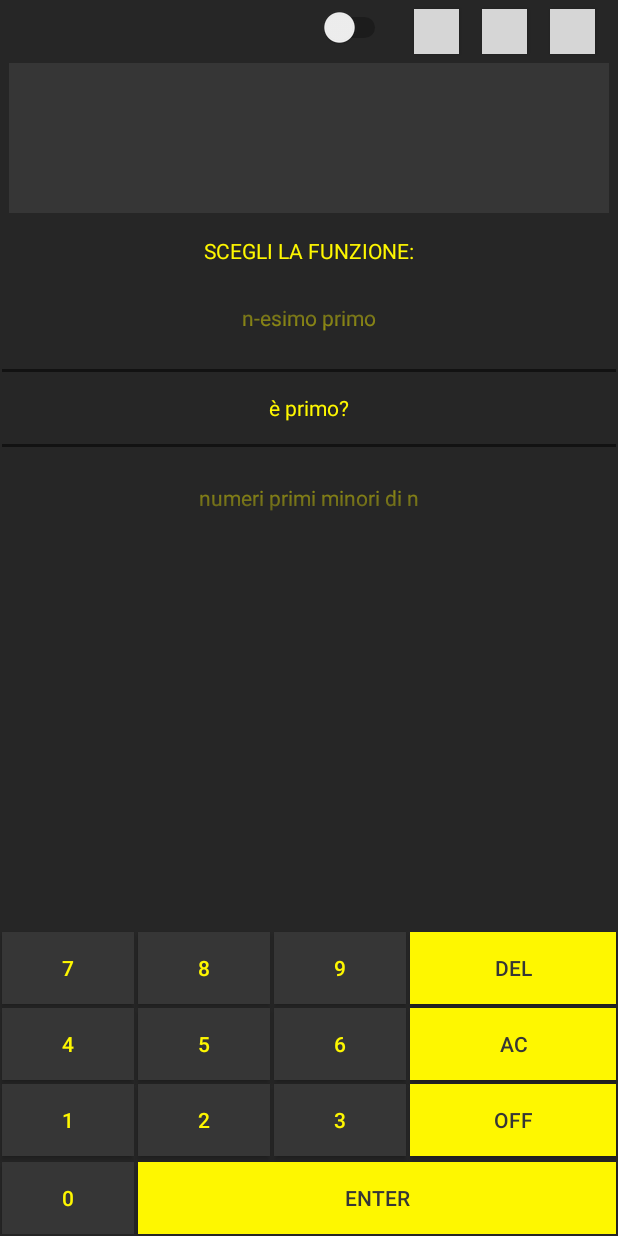
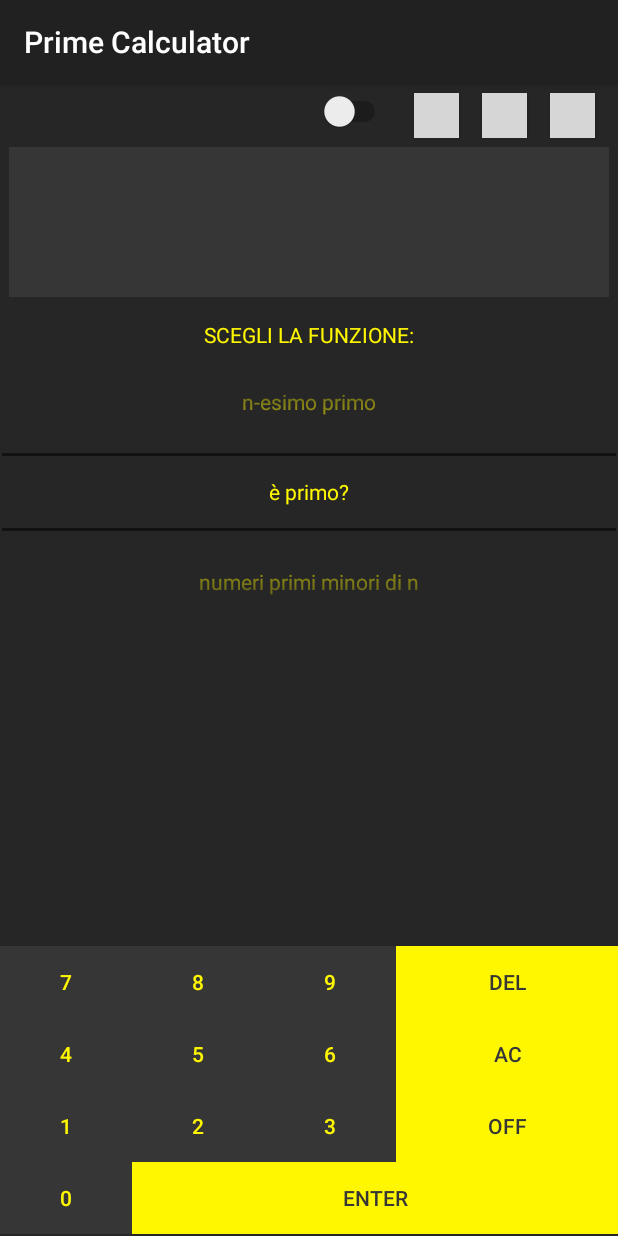
Before and after one commit to AdrianoMorini/PrimeCalculator, an Android app: the screen it shows after launch (MainActivity), after a tap on "AC", on a phone screen of 412 x 824 dp. Run offline under Robolectric (Android 15) with nearby library versions, the phone set to English and light mode, and no system bars; 1 statement that could not run was skipped; 2 other taps on this screen came first; grey boxes are pictures that could not be loaded.

Commit message:
Initial commit

```diff
--- a/app/src/main/AndroidManifest.xml
+++ b/app/src/main/AndroidManifest.xml
@@ -8,7 +8,7 @@
         android:label="@string/app_name"
         android:roundIcon="@mipmap/ic_launcher_round"
         android:supportsRtl="true"
-        android:theme="@style/Theme.AppCompat.DayNight.NoActionBar">
+        android:theme="@style/Theme.AppCompat.DayNight.DarkActionBar">
         <activity
             android:name=".MainActivity"
             android:screenOrientation="portrait">
--- a/app/src/main/java/it/ticandtac/primecalculator/MainActivity.java
+++ b/app/src/main/java/it/ticandtac/primecalculator/MainActivity.java
@@ -2,32 +2,45 @@ package it.ticandtac.primecalculator;
 
 
 import android.content.Context;
-import android.content.Intent;
 import android.content.SharedPreferences;
 import android.graphics.Typeface;
+import android.media.MediaPlayer;
 import android.support.v7.app.AppCompatActivity;
 import android.os.Bundle;
 import android.text.Editable;
 import android.text.InputFilter;
 import android.text.InputType;
 import android.text.method.ArrowKeyMovementMethod;
-import android.view.Menu;
-import android.view.MenuInflater;
-import android.view.MenuItem;
 import android.view.View;
 import android.view.inputmethod.EditorInfo;
 import android.view.inputmethod.InputConnection;
 import android.widget.EditText;
 import android.widget.NumberPicker;
+import android.widget.Switch;
 import android.widget.TextView;
 
 public class MainActivity extends AppCompatActivity {
 
 
+    private Switch switch_;
     NumberPicker picker = null;
-    public static final String sndOnOff = "sONOff";
-    public static final String SHARED_PREFS = "shared_Prefs";
-    private boolean OnOff;
+
+    public  static MediaPlayer getBeepSound() {
+        return beepSound;
+    }
+
+    private  static MediaPlayer beepSound;
+
+
+    public static boolean isOnOff() {
+        return OnOff;
+    }
+
+
+
+    private static boolean OnOff;
+    public static final String SHARED_PREFS = "sharedPrefs";
+    public static final String SWITCH = "switch_";
 
     public static EditText getEtNumber1() {
         return etNumber1;
@@ -57,6 +70,8 @@ public class MainActivity extends AppCompatActivity {
 
         mainActContx = this;
 
+        beepSound = MediaPlayer.create(this, R.raw.beep_);
+
         tvResult = findViewById(R.id.TVResult);
         etNumber1 = findViewById(R.id.etNumber);
 
@@ -74,6 +89,7 @@ public class MainActivity extends AppCompatActivity {
         });
 
 
+        switch_ = (Switch) findViewById(R.id.sound);
         TVres = findViewById(R.id.TVResult);
 
 
@@ -128,37 +144,37 @@ public class MainActivity extends AppCompatActivity {
         });
 
 
+
+        loadData();
+        updateViews();
+
+        switch_.setOnClickListener(new View.OnClickListener() {
+            @Override
+            public void onClick(View v) {
+                OnOff = switch_.isChecked();
+                saveData();
+            }
+        });
     }
 
     public void saveData(){
-        SharedPreferences sharedPreferences = getSharedPreferences(SHARED_PREFS,MODE_PRIVATE);
+        SharedPreferences sharedPreferences = getSharedPreferences(SHARED_PREFS, MODE_PRIVATE);
         SharedPreferences.Editor editor = sharedPreferences.edit();
+        editor.putBoolean(SWITCH, switch_.isChecked());
+        editor.apply();
 
-        editor.putBoolean(sndOnOff, OnOff);
-        editor.apply();
-     }
-
+    }
 
     public void loadData(){
-        SharedPreferences sharedPreferences = getSharedPreferences(SHARED_PREFS,MODE_PRIVATE);
-        OnOff = sharedPreferences.getBoolean(sndOnOff, true);
+        SharedPreferences sharedPreferences = getSharedPreferences(SHARED_PREFS, MODE_PRIVATE);
+        OnOff = sharedPreferences.getBoolean(SWITCH, true);
 
     }
 
     public void updateViews(){
-
-
-
+        switch_.setChecked(OnOff);
 
     }
-
-    @Override
-    public boolean onCreateOptionsMenu(Menu menu) {
-        MenuInflater inflater = getMenuInflater();
-        inflater.inflate(R.menu.menu_, menu);
-        return true;
-    }
-
 
 
     public static TextView getTVres() {
--- a/app/src/main/java/it/ticandtac/primecalculator/MyKeyboard.java
+++ b/app/src/main/java/it/ticandtac/primecalculator/MyKeyboard.java
@@ -108,6 +108,10 @@ public class MyKeyboard extends LinearLayout implements View.OnClickListener {
 
     @Override
     public void onClick(View view) {
+        if (MainActivity.isOnOff()){
+            MainActivity.getBeepSound().start();
+        }
+
         if (inputConnection == null) {
             return;
         }
@@ -136,7 +140,6 @@ public class MyKeyboard extends LinearLayout implements View.OnClickListener {
 
 
         if (view.getId() == R.id.button_enter){
-
             return;
         }
 
--- a/app/src/main/res/layout/activity_main.xml
+++ b/app/src/main/res/layout/activity_main.xml
@@ -44,8 +44,8 @@
             android:layout_marginBottom="4dp"
             android:layout_toLeftOf="@id/manual"
             android:layout_marginTop="4dp"
-            android:textOff="Suono Of"
-            android:textOn="Suono On"
+            android:textOff="Off"
+            android:textOn="On"
             android:theme="@style/SwitchTheme"
         />
 
--- a/app/src/main/res/layout/keyboard.xml
+++ b/app/src/main/res/layout/keyboard.xml
@@ -15,7 +15,7 @@
             android:text="7"
             android:background="#363636"
             android:textColor="@color/yellow"
-            android:layout_margin="1dp"/>
+           />
 
         <Button
             android:id="@+id/button_8"
@@ -26,7 +26,7 @@
             android:text="8"
             android:background="#363636"
             android:textColor="@color/yellow"
-            android:layout_margin="1dp"/>
+            />
 
         <Button
             android:id="@+id/button_9"
@@ -37,7 +37,7 @@
             android:text="9"
             android:background="#363636"
             android:textColor="@color/yellow"
-            android:layout_margin="1dp"/>
+            />
 
         <Button
             android:id="@+id/button_delete"
@@ -48,7 +48,7 @@
             android:text="DEL"
             android:background="#FEF700"
             android:textColor="@color/darkG"
-            android:layout_margin="1dp"/>
+            />
 
 
 
@@ -60,7 +60,7 @@
             android:text="4"
             android:background="#363636"
             android:textColor="@color/yellow"
-            android:layout_margin="1dp"/>
+            />
 
         <Button
             android:id="@+id/button_5"
@@ -71,7 +71,7 @@
             android:text="5"
             android:background="#363636"
             android:textColor="@color/yellow"
-            android:layout_margin="1dp"/>
+            />
 
         <Button
             android:id="@+id/button_6"
@@ -82,7 +82,7 @@
             android:text="6"
             android:background="#363636"
             android:textColor="@color/yellow"
-            android:layout_margin="1dp"/>
+            />
 
         <Button
             android:id="@+id/button_AC"
@@ -93,7 +93,7 @@
             android:text="AC"
             android:background="#FEF700"
             android:textColor="@color/darkG"
-            android:layout_margin="1dp"/>
+            />
 
 
         <Button
@@ -103,8 +103,7 @@
             android:layout_above="@id/button_0"
             android:text="1"
             android:background="#363636"
-            android:textColor="@color/yellow"
-            android:layout_margin="1dp"/>
+            android:textColor="@color/yellow"/>
 
         <Button
             android:id="@+id/button_2"
@@ -114,8 +113,7 @@
             android:layout_above="@id/button_enter"
             android:text="2"
             android:background="#363636"
-            android:textColor="@color/yellow"
-            android:layout_margin="1dp"/>
+            android:textColor="@color/yellow" />
 
         <Button
             android:id="@+id/button_3"
@@ -126,7 +124,7 @@
             android:text="3"
             android:background="#363636"
             android:textColor="@color/yellow"
-            android:layout_margin="1dp"/>
+        />
 
         <Button
             android:id="@+id/button_off"
@@ -137,7 +135,7 @@
             android:layout_toEndOf="@id/button_3"
             android:background="#FEF700"
             android:textColor="@color/darkG"
-            android:layout_margin="1dp"/>
+           />
 
 
         <Button
@@ -148,7 +146,6 @@
             android:text="0"
             android:background="#363636"
             android:textColor="@color/yellow"
-            android:layout_margin="1dp"
             />
 
 
@@ -161,7 +158,7 @@
             android:background="#FEF700"
             android:textColor="@color/darkG"
             android:layout_alignParentBottom="true"
-            android:layout_margin="1dp"
+
             />
 
 
--- a/app/src/main/res/menu/menu_.xml
+++ /dev/null
@@ -1,13 +0,0 @@
-<?xml version="1.0" encoding="utf-8"?>
-<menu xmlns:android="http://schemas.android.com/apk/res/android"
-    xmlns:app="http://schemas.android.com/apk/res-auto">
-
-    <item
-        android:id="@+id/menu"
-        android:title="Menu"
-        app:showAsAction="never"
-        android:icon="@drawable/ic_keyboard_arrow"/>
-
-
-
-</menu>
--- a/app/src/main/res/values/strings.xml
+++ b/app/src/main/res/values/strings.xml
@@ -1,4 +1,6 @@
 <resources>
     <string name="app_name">Prime Calculator</string>
+    <string name="Open">Prime Calculator</string>
+    <string name="Close">Prime Calculator</string>
 
 </resources>
--- a/app/src/main/res/values/styles.xml
+++ b/app/src/main/res/values/styles.xml
@@ -1,12 +1,13 @@
 <resources>
 
     <!-- Base application theme. -->
-    <style name="AppTheme" parent="Theme.AppCompat.Light.NoActionBar">
+    <style name="AppTheme" parent="Theme.AppCompat.Light.DarkActionBar">
         <!-- Customize your theme here. -->
         <item name="colorPrimary">@color/colorPrimary</item>
         <item name="colorPrimaryDark">@color/colorPrimaryDark</item>
         <item name="colorAccent">@color/colorAccent</item>
     </style>
+
     <style name="SwitchTheme" parent="Theme.AppCompat.Light">
         <item name="android:colorControlActivated">#FEF700</item>
 
```
